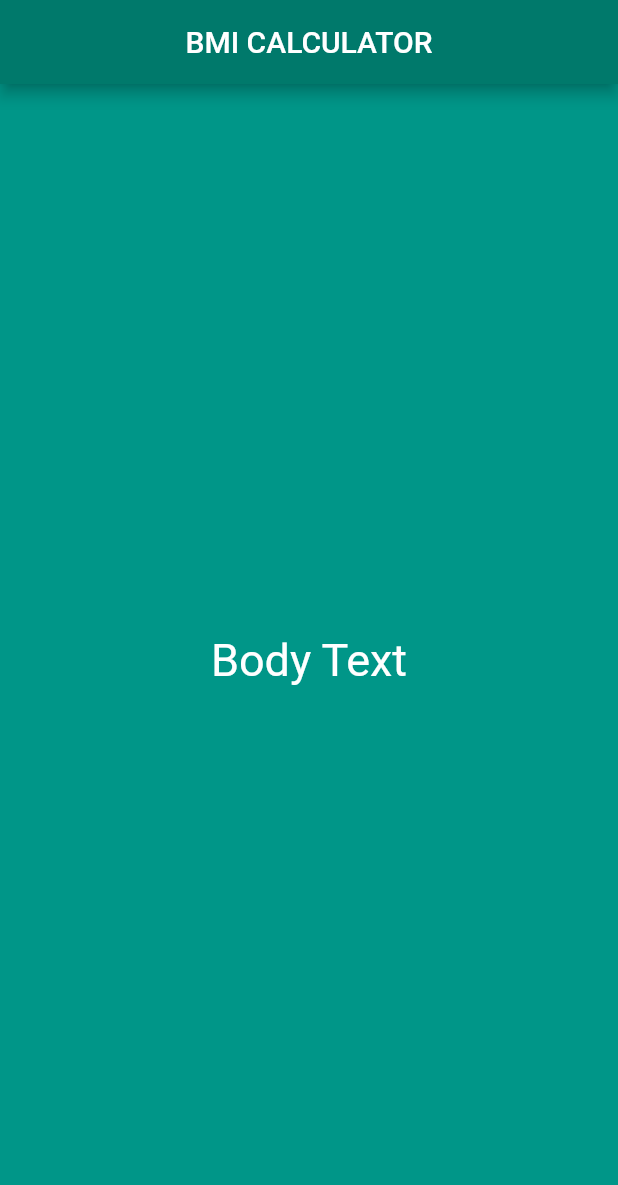
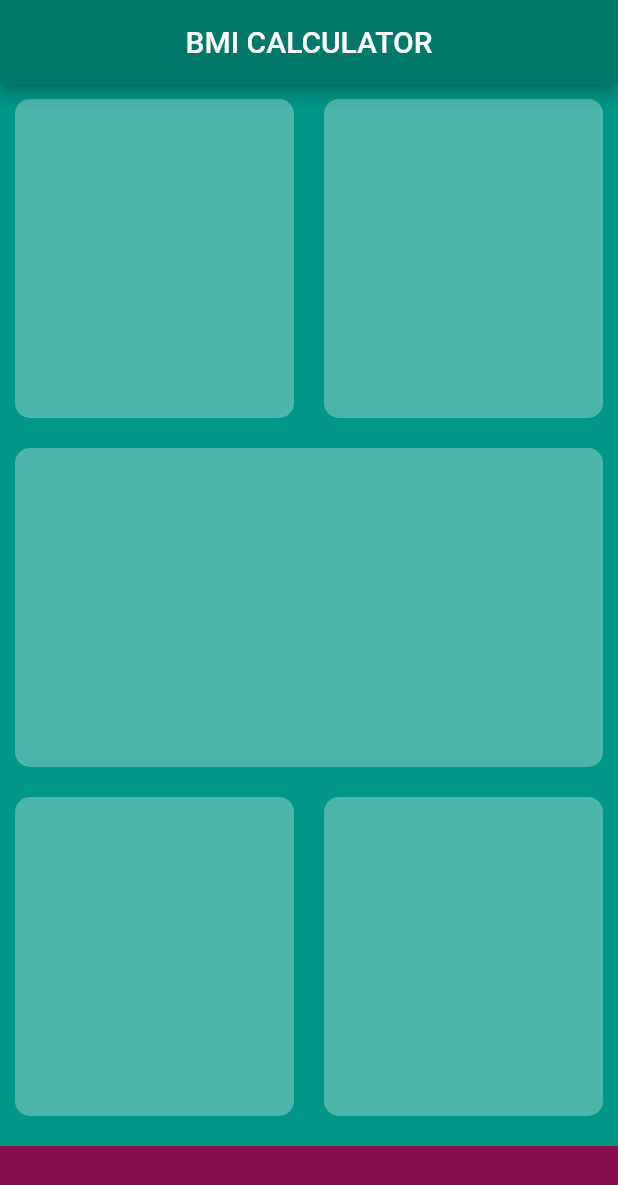
Before and after one commit to AnomDevgun/AppDev, a Flutter app: the screen it shows after launch, on a phone screen of 412 x 824 dp. Shown: the top 1185 px of the screen. Run offline on Flutter 3.47's test engine with Material 2 defaults, Android fonts, the phone set to English and light mode, and no system bars; our stand-ins replace audioplayers, rflutter_alert.

Commit message:
Working on BMI App

```diff
--- a/bmi-calculator/lib/input_page.dart
+++ b/bmi-calculator/lib/input_page.dart
@@ -1,4 +1,8 @@
 import 'package:flutter/material.dart';
+
+const bottomContainerHeight = 60.0;
+const buttonColors = Color(0xFF4db6ac);
+const bottomContainerColor = Color(0xFF880e4f);
 
 class InputPage extends StatefulWidget {
   @override
@@ -13,12 +17,62 @@ class _InputPageState extends State<InputPage> {
         centerTitle: true,
         title: Text('BMI CALCULATOR'),
       ),
-      body: Center(
-        child: Text(
-          'Body Text',
-          style: TextStyle(fontSize: 30),
-        ),
+      body: Column(
+        children: <Widget>[
+          Expanded(
+            child: Row(
+              children: <Widget>[
+                Expanded(
+                  child: ReusableCard(colour: buttonColors),
+                ),
+                Expanded(
+                  child: ReusableCard(colour: buttonColors),
+                ),
+              ],
+            ),
+          ),
+          Expanded(
+            child: ReusableCard(colour: buttonColors),
+          ),
+          Expanded(
+            child: Row(
+              children: <Widget>[
+                Expanded(
+                  child: ReusableCard(colour: buttonColors),
+                ),
+                Expanded(
+                  child: ReusableCard(colour: buttonColors),
+                ),
+              ],
+            ),
+          ),
+          Container(
+            color: bottomContainerColor,
+            margin: EdgeInsets.only(top: 10),
+            width: double.infinity,
+            height: bottomContainerHeight,
+          ),
+        ],
       ),
     );
   }
 }
+
+class ReusableCard extends StatelessWidget {
+  final Color colour;
+
+  ReusableCard({@required this.colour});
+
+  @override
+  Widget build(BuildContext context) {
+    return Container(
+      margin: EdgeInsets.all(10),
+      decoration: BoxDecoration(
+        borderRadius: BorderRadius.circular(10.0),
+        color: colour,
+      ),
+    );
+  }
+}
+
+// make color 26a69a on press
--- a/bmi-calculator/lib/main.dart
+++ b/bmi-calculator/lib/main.dart
@@ -1,4 +1,5 @@
 //Can wrap individual widgets with theme widget and a child of data
+//const cant have access beyond runtime
 
 import 'package:flutter/material.dart';
 import 'input_page.dart';
```
